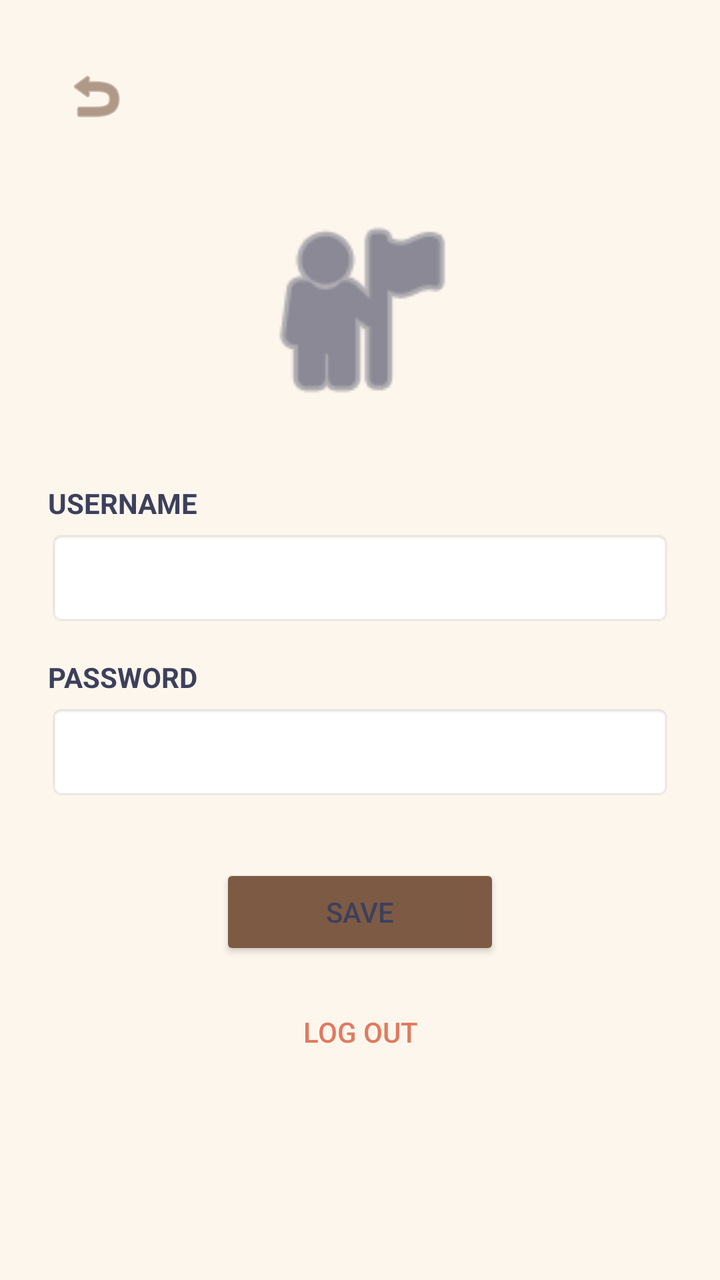
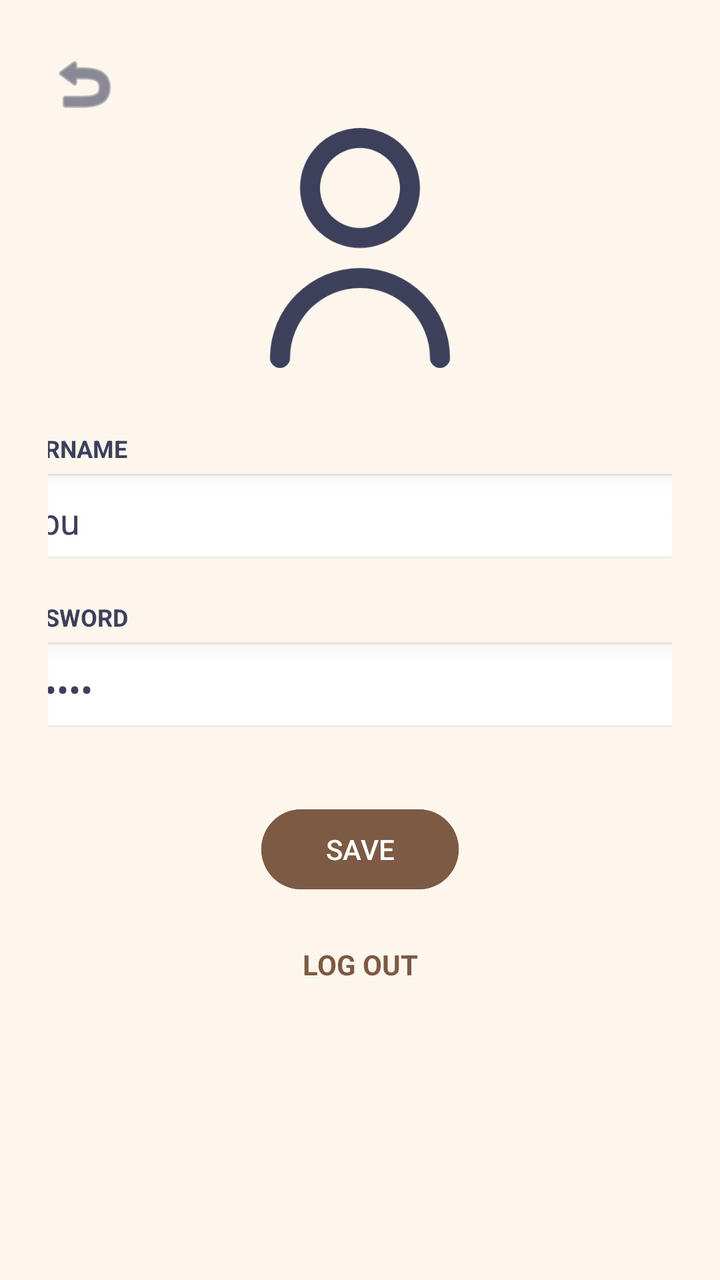

Two renders of the same Android screen: before a commit and after it. Below are the layout's source before the change and the commit's diff.
<!-- AndroidManifest.xml: application theme Theme.ProjectStudyBuddy1 -->
<!-- res/layout/activity_profile.xml -->
<?xml version="1.0" encoding="utf-8"?>
<androidx.constraintlayout.widget.ConstraintLayout xmlns:android="http://schemas.android.com/apk/res/android"
    xmlns:app="http://schemas.android.com/apk/res-auto"
    xmlns:tools="http://schemas.android.com/tools"
    android:layout_width="match_parent"
    android:layout_height="match_parent"
    android:background="@color/bg_cream"
    android:padding="24dp">

    <ImageButton
        android:id="@+id/btnProfileBack"
        android:layout_width="48dp"
        android:layout_height="48dp"
        android:background="?android:attr/selectableItemBackgroundBorderless"
        android:src="@android:drawable/ic_menu_revert"
        app:tint="@color/accent_brown"
        app:layout_constraintTop_toTopOf="parent"
        app:layout_constraintStart_toStartOf="parent"
        android:contentDescription="Back" />

    <LinearLayout
        android:layout_width="0dp"
        android:layout_height="wrap_content"
        android:orientation="vertical"
        app:layout_constraintWidth_max="420dp"
        app:layout_constraintTop_toTopOf="parent"
        app:layout_constraintBottom_toBottomOf="parent"
        app:layout_constraintStart_toStartOf="parent"
        app:layout_constraintEnd_toEndOf="parent">

        <ImageView
            android:id="@+id/ivProfileAvatarBig"
            android:layout_width="110dp"
            android:layout_height="110dp"
            android:layout_gravity="center"
            android:src="@android:drawable/ic_menu_myplaces"
            app:tint="@color/text_dark"
            android:contentDescription="User Avatar" />

        <TextView
            android:id="@+id/lblProfUser"
            android:layout_width="wrap_content"
            android:layout_height="wrap_content"
            android:text="USERNAME"
            android:textStyle="bold"
            android:textColor="@color/text_dark"
            android:layout_marginTop="32dp"
            tools:ignore="HardcodedText" />

        <EditText
            android:id="@+id/etProfileUsername"
            android:layout_width="match_parent"
            android:layout_height="48dp"
            android:layout_marginTop="4dp"
            android:background="@android:drawable/editbox_background"
            android:paddingHorizontal="12dp"
            android:inputType="text"
            android:textColor="@color/text_dark"
            android:importantForAutofill="no"
            tools:ignore="LabelFor" />

        <TextView
            android:id="@+id/lblProfPass"
            android:layout_width="wrap_content"
            android:layout_height="wrap_content"
            android:text="PASSWORD"
            android:textStyle="bold"
            android:textColor="@color/text_dark"
            android:layout_marginTop="16dp"
            tools:ignore="HardcodedText" />

        <EditText
            android:id="@+id/etProfilePassword"
            android:layout_width="match_parent"
            android:layout_height="48dp"
            android:layout_marginTop="4dp"
            android:background="@android:drawable/editbox_background"
            android:paddingHorizontal="12dp"
            android:inputType="textPassword"
            android:textColor="@color/text_dark"
            android:importantForAutofill="no"
            tools:ignore="LabelFor" />

        <Button
            android:id="@+id/btnProfileSave"
            android:layout_width="140dp"
            android:layout_height="wrap_content"
            android:layout_gravity="center"
            android:layout_marginTop="32dp"
            android:text="SAVE"
            android:textColor="@color/text_dark"
            android:backgroundTint="@android:color/white"
            style="@android:style/Widget.DeviceDefault.Button"
            tools:ignore="HardcodedText" />

        <Button
            android:id="@+id/btnProfileLogout"
            android:layout_width="140dp"
            android:layout_height="wrap_content"
            android:layout_gravity="center"
            android:layout_marginTop="12dp"
            android:text="LOG OUT"
            android:textColor="#E07A5F"
            style="@android:style/Widget.DeviceDefault.Button.Borderless"
            tools:ignore="HardcodedText" />

    </LinearLayout>

</androidx.constraintlayout.widget.ConstraintLayout>
<!-- resources referenced by this layout -->
<resources>
  <color name="accent_brown">#7D5A44</color>
  <color name="bg_cream">#FDF6ED</color>
  <color name="text_dark">#3D405B</color>
  <style name="Theme.ProjectStudyBuddy1" parent="Theme.Material3.DayNight.NoActionBar">
          <item name="colorPrimary">@color/accent_brown</item>
          <item name="colorPrimaryDark">@color/accent_brown</item>
          <item name="colorAccent">@color/accent_orange</item>
  
          <item name="android:windowBackground">@color/bg_cream</item>
          <item name="android:colorBackground">@color/bg_cream</item>
  
          <item name="android:statusBarColor">@color/bg_cream</item>
          <item name="android:windowLightStatusBar">true</item>
  
          <item name="colorSurface">@color/card_white</item>
          <item name="colorOnSurface">@color/text_dark</item>
      </style>
  <color name="accent_orange">#E07A5F</color>
  <color name="card_white">#FFFFFF</color>
</resources>

<!-- the commit's change to res/layout/activity_profile.xml (unified diff, before → after) -->
@@ -1,5 +1,6 @@
 <?xml version="1.0" encoding="utf-8"?>
-<androidx.constraintlayout.widget.ConstraintLayout xmlns:android="http://schemas.android.com/apk/res/android"
+<androidx.constraintlayout.widget.ConstraintLayout
+    xmlns:android="http://schemas.android.com/apk/res/android"
     xmlns:app="http://schemas.android.com/apk/res-auto"
     xmlns:tools="http://schemas.android.com/tools"
     android:layout_width="match_parent"
@@ -7,103 +8,114 @@
     android:background="@color/bg_cream"
     android:padding="24dp">
 
-    <ImageButton
+    <ImageView
         android:id="@+id/btnProfileBack"
-        android:layout_width="48dp"
-        android:layout_height="48dp"
-        android:background="?android:attr/selectableItemBackgroundBorderless"
+        android:layout_width="36dp"
+        android:layout_height="36dp"
         android:src="@android:drawable/ic_menu_revert"
-        app:tint="@color/accent_brown"
+        app:tint="@color/text_dark"
+        android:contentDescription="Go Back"
+        app:layout_constraintTop_toTopOf="parent"
+        app:layout_constraintStart_toStartOf="parent" />
+
+    <ImageView
+        android:id="@+id/ivProfileAvatar"
+        android:layout_width="120dp"
+        android:layout_height="120dp"
+        android:layout_marginTop="40dp"
+        android:scaleType="fitCenter"
+        android:src="@drawable/ic_profile"
+        app:tint="@color/text_dark"
+        android:contentDescription="Profile Avatar"
         app:layout_constraintTop_toTopOf="parent"
         app:layout_constraintStart_toStartOf="parent"
-        android:contentDescription="Back" />
+        app:layout_constraintEnd_toEndOf="parent" />
 
-    <LinearLayout
-        android:layout_width="0dp"
+    <TextView
+        android:id="@+id/tvProfileUserLabel"
+        android:layout_width="wrap_content"
         android:layout_height="wrap_content"
-        android:orientation="vertical"
-        app:layout_constraintWidth_max="420dp"
-        app:layout_constraintTop_toTopOf="parent"
-        app:layout_constraintBottom_toBottomOf="parent"
+        android:layout_marginTop="32dp"
+        android:text="USERNAME"
+        android:textStyle="bold"
+        android:textSize="12sp"
+        android:textColor="@color/text_dark"
+        app:layout_constraintTop_toBottomOf="@id/ivProfileAvatar"
+        app:layout_constraintStart_toStartOf="@id/etProfileUsername"
+        tools:ignore="HardcodedText" />
+
+    <EditText
+        android:id="@+id/etProfileUsername"
+        android:layout_width="360dp"
+        android:layout_height="48dp"
+        android:layout_marginTop="4dp"
+        android:background="@android:drawable/edit_text"
+        android:padding="10dp"
+        android:inputType="textPersonName"
+        android:textColor="@color/text_dark"
+        android:text="abu"
+        android:importantForAutofill="no"
+        app:layout_constraintTop_toBottomOf="@id/tvProfileUserLabel"
         app:layout_constraintStart_toStartOf="parent"
-        app:layout_constraintEnd_toEndOf="parent">
+        app:layout_constraintEnd_toEndOf="parent"
+        tools:ignore="HardcodedText" />
 
-        <ImageView
-            android:id="@+id/ivProfileAvatarBig"
-            android:layout_width="110dp"
-            android:layout_height="110dp"
-            android:layout_gravity="center"
-            android:src="@android:drawable/ic_menu_myplaces"
-            app:tint="@color/text_dark"
-            android:contentDescription="User Avatar" />
+    <TextView
+        android:id="@+id/tvProfilePassLabel"
+        android:layout_width="wrap_content"
+        android:layout_height="wrap_content"
+        android:layout_marginTop="16dp"
+        android:text="PASSWORD"
+        android:textStyle="bold"
+        android:textSize="12sp"
+        android:textColor="@color/text_dark"
+        app:layout_constraintTop_toBottomOf="@id/etProfileUsername"
+        app:layout_constraintStart_toStartOf="@id/etProfilePassword"
+        tools:ignore="HardcodedText" />
 
-        <TextView
-            android:id="@+id/lblProfUser"
-            android:layout_width="wrap_content"
-            android:layout_height="wrap_content"
-            android:text="USERNAME"
-            android:textStyle="bold"
-            android:textColor="@color/text_dark"
-            android:layout_marginTop="32dp"
-            tools:ignore="HardcodedText" />
+    <EditText
+        android:id="@+id/etProfilePassword"
+        android:layout_width="360dp"
+        android:layout_height="48dp"
+        android:layout_marginTop="4dp"
+        android:background="@android:drawable/edit_text"
+        android:padding="10dp"
+        android:inputType="textPassword"
+        android:textColor="@color/text_dark"
+        android:text="......"
+        android:importantForAutofill="no"
+        app:layout_constraintTop_toBottomOf="@id/tvProfilePassLabel"
+        app:layout_constraintStart_toStartOf="parent"
+        app:layout_constraintEnd_toEndOf="parent"
+        tools:ignore="HardcodedText" />
 
-        <EditText
-            android:id="@+id/etProfileUsername"
-            android:layout_width="match_parent"
-            android:layout_height="48dp"
-            android:layout_marginTop="4dp"
-            android:background="@android:drawable/editbox_background"
-            android:paddingHorizontal="12dp"
-            android:inputType="text"
-            android:textColor="@color/text_dark"
-            android:importantForAutofill="no"
-            tools:ignore="LabelFor" />
+    <Button
+        android:id="@+id/btnProfileSave"
+        android:layout_width="wrap_content"
+        android:layout_height="wrap_content"
+        android:layout_marginTop="32dp"
+        android:paddingStart="32dp"
+        android:paddingEnd="32dp"
+        android:text="SAVE"
+        android:textColor="@android:color/white"
+        android:backgroundTint="@color/accent_brown"
+        app:layout_constraintTop_toBottomOf="@id/etProfilePassword"
+        app:layout_constraintStart_toStartOf="parent"
+        app:layout_constraintEnd_toEndOf="parent"
+        tools:ignore="HardcodedText" />
 
-        <TextView
-            android:id="@+id/lblProfPass"
-            android:layout_width="wrap_content"
-            android:layout_height="wrap_content"
-            android:text="PASSWORD"
-            android:textStyle="bold"
-            android:textColor="@color/text_dark"
-            android:layout_marginTop="16dp"
-            tools:ignore="HardcodedText" />
-
-        <EditText
-            android:id="@+id/etProfilePassword"
-            android:layout_width="match_parent"
-            android:layout_height="48dp"
-            android:layout_marginTop="4dp"
-            android:background="@android:drawable/editbox_background"
-            android:paddingHorizontal="12dp"
-            android:inputType="textPassword"
-            android:textColor="@color/text_dark"
-            android:importantForAutofill="no"
-            tools:ignore="LabelFor" />
-
-        <Button
-            android:id="@+id/btnProfileSave"
-            android:layout_width="140dp"
-            android:layout_height="wrap_content"
-            android:layout_gravity="center"
-            android:layout_marginTop="32dp"
-            android:text="SAVE"
-            android:textColor="@color/text_dark"
-            android:backgroundTint="@android:color/white"
-            style="@android:style/Widget.DeviceDefault.Button"
-            tools:ignore="HardcodedText" />
-
-        <Button
-            android:id="@+id/btnProfileLogout"
-            android:layout_width="140dp"
-            android:layout_height="wrap_content"
-            android:layout_gravity="center"
-            android:layout_marginTop="12dp"
-            android:text="LOG OUT"
-            android:textColor="#E07A5F"
-            style="@android:style/Widget.DeviceDefault.Button.Borderless"
-            tools:ignore="HardcodedText" />
-
-    </LinearLayout>
+    <TextView
+        android:id="@+id/btnProfileLogout"
+        android:layout_width="wrap_content"
+        android:layout_height="wrap_content"
+        android:layout_marginTop="24dp"
+        android:text="LOG OUT"
+        android:textColor="@color/accent_brown"
+        android:textSize="14sp"
+        android:textStyle="bold"
+        app:layout_constraintTop_toBottomOf="@id/btnProfileSave"
+        app:layout_constraintStart_toStartOf="parent"
+        app:layout_constraintEnd_toEndOf="parent"
+        tools:ignore="HardcodedText" />
 
 </androidx.constraintlayout.widget.ConstraintLayout>
<!-- resource entries referenced after the edit -->
@@ -3,6 +3,19 @@
   <color name="accent_brown">#7D5A44</color>
   <color name="bg_cream">#FDF6ED</color>
   <color name="text_dark">#3D405B</color>
+  <!-- drawable ic_profile (drawable) -->
+  <vector xmlns:android="http://schemas.android.com/apk/res/android"
+      android:width="512dp"
+      android:height="512dp"
+      android:viewportWidth="24"
+      android:viewportHeight="24">
+    <path
+        android:fillColor="#FF000000"
+        android:pathData="M12,12A6,6 0,1 0,6 6,6.006 6.006,0 0,0 12,12ZM12,2A4,4 0,1 1,8 6,4 4,0 0,1 12,2Z"/>
+    <path
+        android:fillColor="#FF000000"
+        android:pathData="M12,14a9.01,9.01 0,0 0,-9 9,1 1,0 0,0 2,0 7,7 0,0 1,14 0,1 1,0 0,0 2,0A9.01,9.01 0,0 0,12 14Z"/>
+  </vector>
   <style name="Theme.ProjectStudyBuddy1" parent="Theme.Material3.DayNight.NoActionBar">
           <item name="colorPrimary">@color/accent_brown</item>
           <item name="colorPrimaryDark">@color/accent_brown</item>
